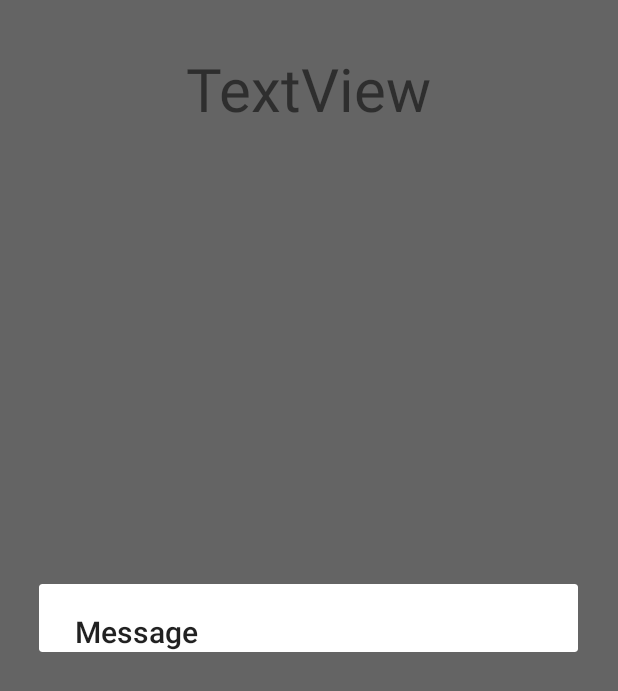
After one commit to akebu6/Android-Beginner-Projects, an Android app: the CartProductsActivity screen opened directly, with no data from a screen before it, on a phone screen of 412 x 824 dp. The commit adds this screen. Shown: the top 691 px of the screen. Run offline under Robolectric (Android 15) with nearby library versions, the phone set to English and light mode, and no system bars; our stand-ins replace Volley; network calls fail.

Commit message:
projects: updated code for online store app project
added more code to the online store app project, though not yet complete with it

```diff
--- a/OnlineStore/app/build.gradle
+++ b/OnlineStore/app/build.gradle
@@ -44,4 +44,5 @@ dependencies {
 
     implementation("com.android.volley:volley:1.2.1")
     implementation 'com.squareup.picasso:picasso:2.71828'
+
 }
--- /dev/null
+++ b/OnlineStore/app/src/main/java/com/example/onlinestore/CartProductsActivity.kt
@@ -0,0 +1,98 @@
+package com.example.onlinestore
+
+import android.app.AlertDialog
+import android.content.Intent
+import androidx.appcompat.app.AppCompatActivity
+import android.os.Bundle
+import android.view.Menu
+import android.view.MenuItem
+import android.widget.ArrayAdapter
+import android.widget.ListView
+import com.android.volley.Request
+import com.android.volley.toolbox.JsonArrayRequest
+import com.android.volley.toolbox.StringRequest
+import com.android.volley.toolbox.Volley
+import java.lang.reflect.Method
+
+class CartProductsActivity : AppCompatActivity() { // end of CartProductsActivity
+    // end of CartProductsActivity
+    override fun onCreate(savedInstanceState: Bundle?) {
+        super.onCreate(savedInstanceState)
+        setContentView(R.layout.activity_cart_products)
+
+        val cartProductsListView: ListView = findViewById(R.id.cartProdcutsListView)
+
+        val cartURL = "http://192.168.162.110//OnlineStoreApp/fetch_temporary_order.php?email=" +
+                Person.email
+        val cartProductsList = ArrayList<String>()
+        val requestQ = Volley.newRequestQueue(this@CartProductsActivity)
+        val jsonAR = JsonArrayRequest(Request.Method.GET, cartURL, null,
+            { response ->
+                for (jsonObject in 0.until(response.length())) {
+                    // getting the id, name, price, email, amount
+                    cartProductsList.add("${response.getJSONObject(jsonObject).getInt("id")} " +
+                            "\n ${response.getJSONObject(jsonObject).getString("name")} " +
+                            "\n ${response.getJSONObject(jsonObject).getInt("price")} " +
+                            "\n ${response.getJSONObject(jsonObject).getString("email")} " +
+                            "\n ${response.getJSONObject(jsonObject).getInt("amount")}")
+
+                    val cartProductsAdapter = ArrayAdapter(this@CartProductsActivity,
+                        android.R.layout.simple_list_item_1, cartProductsList)
+                    cartProductsListView.adapter = cartProductsAdapter
+                }
+
+            },
+
+            { error -> val dialogBuilder = AlertDialog.Builder(this)
+                dialogBuilder.setTitle("Message")
+                dialogBuilder.setMessage(error.message)
+                dialogBuilder.create().show()
+
+            }) // end of jsonAR
+
+        requestQ.add(jsonAR)
+
+    } // end of onCreate method
+
+    override fun onCreateOptionsMenu(menu: Menu?): Boolean {
+
+        menuInflater.inflate(R.menu.cart_menu, menu)
+        return super.onCreateOptionsMenu(menu)
+
+    } // end of onCreateOptionsMenu method
+
+    override fun onOptionsItemSelected(item: MenuItem): Boolean {
+
+        if (item.itemId == R.id.continueShopping) {
+
+            val intent = Intent(this@CartProductsActivity, HomeScreen::class.java)
+            startActivity(intent)
+
+        } else if (item.itemId == R.id.declineOrder) {
+
+            val deleteURL = "http://192.168.162.110//OnlineStoreApp/decline_order.php?email=${Person.email}"
+            val requestQ = Volley.newRequestQueue(this@CartProductsActivity)
+            val stringRequest = StringRequest(Request.Method.GET, deleteURL,
+                { response->
+
+                    val intent = Intent(this, HomeScreen::class.java)
+                    startActivity(intent)
+
+                },
+
+                { error->  val dialogBuilder = AlertDialog.Builder(this)
+                    dialogBuilder.setTitle("Message")
+                    dialogBuilder.setMessage(error.message)
+                    dialogBuilder.create().show()
+
+                }) // end of stringRequest
+
+            requestQ.add(stringRequest)
+
+        } // end of else if
+
+        return super.onOptionsItemSelected(item)
+
+    } // end of onOptionsItemSelected method
+
+}
--- a/OnlineStore/app/src/main/java/com/example/onlinestore/EProductAdapter.kt
+++ b/OnlineStore/app/src/main/java/com/example/onlinestore/EProductAdapter.kt
@@ -7,6 +7,7 @@ import android.view.View
 import android.view.ViewGroup
 import android.widget.ImageView
 import android.widget.TextView
+import androidx.fragment.app.FragmentManager
 import androidx.recyclerview.widget.RecyclerView
 import com.squareup.picasso.Picasso
 import org.w3c.dom.Text
@@ -59,12 +60,12 @@ class EProductAdapter(var context: Context, var arrayList: ArrayList<EProduct>)
 
             imgAdd.setOnClickListener {
 
+                Person.addToCartProductID = id
                 val amountFragment = AmountFragment()
                 val fragmentManager = (itemView.context as Activity).fragmentManager
-                amountFragment.show(fragmentManager, "Amount")
+                amountFragment.show(fragmentManager, "AmountFragment")
 
             } // end of onClickListener
-
 
         } // end of initialiseUIComponents()
 
--- a/OnlineStore/app/src/main/java/com/example/onlinestore/Person.kt
+++ b/OnlineStore/app/src/main/java/com/example/onlinestore/Person.kt
@@ -4,6 +4,7 @@ class Person {
 
     companion object {
         var email: String = ""
+        var addToCartProductID = 0
     }
 
 } // end of class Person
--- /dev/null
+++ b/OnlineStore/app/src/main/res/drawable/cs.xml
@@ -0,0 +1,5 @@
+<vector android:height="24dp" android:tint="#FFFFFF"
+    android:viewportHeight="24" android:viewportWidth="24"
+    android:width="24dp" xmlns:android="http://schemas.android.com/apk/res/android">
+    <path android:fillColor="@android:color/white" android:pathData="M11,9h2L13,6h3L16,4h-3L13,1h-2v3L8,4v2h3v3zM7,18c-1.1,0 -1.99,0.9 -1.99,2S5.9,22 7,22s2,-0.9 2,-2 -0.9,-2 -2,-2zM17,18c-1.1,0 -1.99,0.9 -1.99,2s0.89,2 1.99,2 2,-0.9 2,-2 -0.9,-2 -2,-2zM7.17,14.75l0.03,-0.12 0.9,-1.63h7.45c0.75,0 1.41,-0.41 1.75,-1.03l3.86,-7.01L19.42,4h-0.01l-1.1,2 -2.76,5L8.53,11l-0.13,-0.27L6.16,6l-0.95,-2 -0.94,-2L1,2v2h2l3.6,7.59 -1.35,2.45c-0.16,0.28 -0.25,0.61 -0.25,0.96 0,1.1 0.9,2 2,2h12v-2L7.42,15c-0.13,0 -0.25,-0.11 -0.25,-0.25z"/>
+</vector>
--- /dev/null
+++ b/OnlineStore/app/src/main/res/drawable/decline.xml
@@ -0,0 +1,5 @@
+<vector android:height="24dp" android:tint="#FFFFFF"
+    android:viewportHeight="24" android:viewportWidth="24"
+    android:width="24dp" xmlns:android="http://schemas.android.com/apk/res/android">
+    <path android:fillColor="@android:color/white" android:pathData="M12,2C6.47,2 2,6.47 2,12s4.47,10 10,10 10,-4.47 10,-10S17.53,2 12,2zM17,15.59L15.59,17 12,13.41 8.41,17 7,15.59 10.59,12 7,8.41 8.41,7 12,10.59 15.59,7 17,8.41 13.41,12 17,15.59z"/>
+</vector>
--- /dev/null
+++ b/OnlineStore/app/src/main/res/drawable/vo.xml
@@ -0,0 +1,5 @@
+<vector android:height="24dp" android:tint="#FFFFFF"
+    android:viewportHeight="24" android:viewportWidth="24"
+    android:width="24dp" xmlns:android="http://schemas.android.com/apk/res/android">
+    <path android:fillColor="@android:color/white" android:pathData="M12,1L3,5v6c0,5.55 3.84,10.74 9,12 5.16,-1.26 9,-6.45 9,-12L21,5l-9,-4zM10,17l-4,-4 1.41,-1.41L10,14.17l6.59,-6.59L18,9l-8,8z"/>
+</vector>
--- /dev/null
+++ b/OnlineStore/app/src/main/res/layout/activity_cart_products.xml
@@ -0,0 +1,33 @@
+<?xml version="1.0" encoding="utf-8"?>
+<androidx.constraintlayout.widget.ConstraintLayout
+    xmlns:android="http://schemas.android.com/apk/res/android"
+    xmlns:tools="http://schemas.android.com/tools"
+    xmlns:app="http://schemas.android.com/apk/res-auto"
+    android:layout_width="match_parent"
+    android:layout_height="match_parent"
+    tools:context=".CartProductsActivity">
+
+  <TextView
+      android:id="@+id/textView2"
+      android:layout_width="wrap_content"
+      android:layout_height="wrap_content"
+      android:layout_marginTop="32dp"
+      android:textSize="40sp"
+      android:text="TextView"
+      app:layout_constraintEnd_toEndOf="parent"
+      app:layout_constraintStart_toStartOf="parent"
+      app:layout_constraintTop_toTopOf="parent" />
+
+  <ListView
+      android:id="@+id/cartProdcutsListView"
+      android:layout_width="409dp"
+      android:layout_height="644dp"
+      android:layout_marginTop="1dp"
+      android:layout_marginBottom="1dp"
+      app:layout_constraintBottom_toBottomOf="parent"
+      app:layout_constraintEnd_toEndOf="parent"
+      app:layout_constraintStart_toStartOf="parent"
+      app:layout_constraintTop_toBottomOf="@+id/textView2" />
+
+
+</androidx.constraintlayout.widget.ConstraintLayout>
--- a/OnlineStore/app/src/main/res/layout/fragment_amount.xml
+++ b/OnlineStore/app/src/main/res/layout/fragment_amount.xml
@@ -17,10 +17,11 @@
         android:hint="Enter Amount..."
         android:inputType="textPersonName" />
 
-    <ImageView
+    <ImageButton
         android:id="@+id/btnAddToCart"
         android:layout_width="250dp"
         android:layout_height="100dp"
         android:layout_gravity="center"
         android:src="@drawable/addtocart" />
+
 </LinearLayout>
--- /dev/null
+++ b/OnlineStore/app/src/main/res/menu/cart_menu.xml
@@ -0,0 +1,23 @@
+<?xml version="1.0" encoding="utf-8"?>
+<menu xmlns:android="http://schemas.android.com/apk/res/android"
+    xmlns:app="http://schemas.android.com/apk/res-auto">
+
+    <item
+        android:id="@+id/continueShopping"
+        android:title="@string/continue_shopping"
+        android:icon="@drawable/cs"
+        app:showAsAction="always"/>
+
+    <item
+        android:id="@+id/verifyOrder"
+        android:title="@string/verify_order"
+        android:icon="@drawable/vo"
+        app:showAsAction="always"/>
+
+    <item
+        android:id="@+id/declineOrder"
+        android:title="@string/decline"
+        android:icon="@drawable/decline"
+        app:showAsAction="ifRoom" />
+
+</menu>
--- a/OnlineStore/app/src/main/res/values/strings.xml
+++ b/OnlineStore/app/src/main/res/values/strings.xml
@@ -9,4 +9,7 @@
     <string name="confirm_password">Confirm password</string>
     <!-- TODO: Remove or change this placeholder text -->
     <string name="hello_blank_fragment">Hello blank fragment</string>
+    <string name="verify_order">Verify Order</string>
+    <string name="continue_shopping">Continue Shopping</string>
+    <string name="decline">Decline</string>
 </resources>
```
Also changed, not shown: OnlineStore/app/src/main/AndroidManifest.xml (+6 -3 lines), OnlineStore/app/src/main/java/com/example/onlinestore/AmountFragment.kt (+52 -3 lines).
